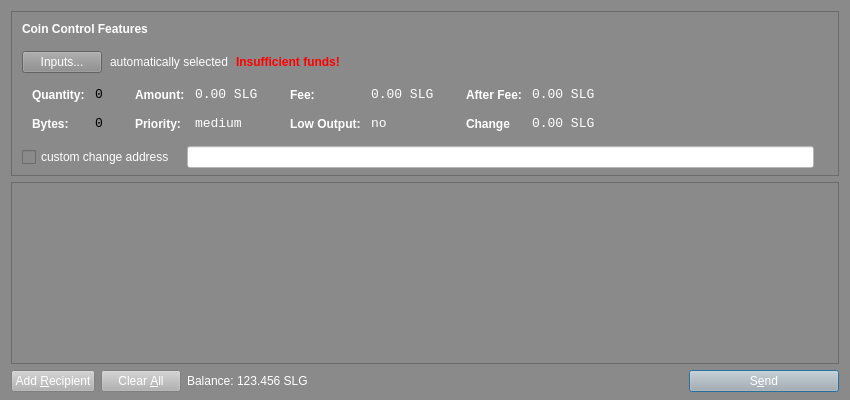
Qt form src/qt/forms/sendcoinsdialog.ui (Sterlingcoin/Sterlingcoin-1.5.1.1-Lite-Edition-Linux-Source) before a commit.
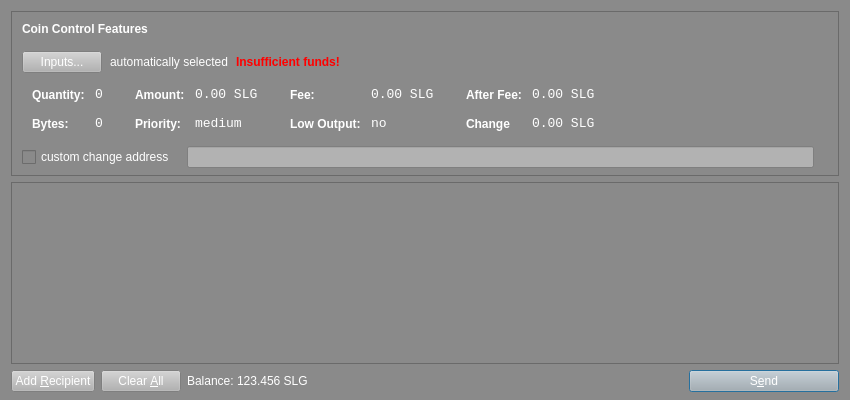
The same form after that commit. Icons and pictures are not drawn.

```diff
--- a/src/qt/forms/sendcoinsdialog.ui
+++ b/src/qt/forms/sendcoinsdialog.ui
@@ -585,6 +585,15 @@
                  </color>
                 </brush>
                </colorrole>
+               <colorrole role="Text">
+                <brush brushstyle="SolidPattern">
+                 <color alpha="255">
+                  <red>255</red>
+                  <green>255</green>
+                  <blue>255</blue>
+                 </color>
+                </brush>
+               </colorrole>
                <colorrole role="ButtonText">
                 <brush brushstyle="SolidPattern">
                  <color alpha="255">
@@ -597,18 +606,18 @@
                <colorrole role="Base">
                 <brush brushstyle="SolidPattern">
                  <color alpha="255">
-                  <red>138</red>
-                  <green>138</green>
-                  <blue>138</blue>
+                  <red>178</red>
+                  <green>178</green>
+                  <blue>178</blue>
                  </color>
                 </brush>
                </colorrole>
                <colorrole role="Window">
                 <brush brushstyle="SolidPattern">
                  <color alpha="255">
-                  <red>138</red>
-                  <green>138</green>
-                  <blue>138</blue>
+                  <red>178</red>
+                  <green>178</green>
+                  <blue>178</blue>
                  </color>
                 </brush>
                </colorrole>
@@ -641,6 +650,15 @@
                  </color>
                 </brush>
                </colorrole>
+               <colorrole role="Text">
+                <brush brushstyle="SolidPattern">
+                 <color alpha="255">
+                  <red>255</red>
+                  <green>255</green>
+                  <blue>255</blue>
+                 </color>
+                </brush>
+               </colorrole>
                <colorrole role="ButtonText">
                 <brush brushstyle="SolidPattern">
                  <color alpha="255">
@@ -653,18 +671,18 @@
                <colorrole role="Base">
                 <brush brushstyle="SolidPattern">
                  <color alpha="255">
-                  <red>138</red>
-                  <green>138</green>
-                  <blue>138</blue>
+                  <red>178</red>
+                  <green>178</green>
+                  <blue>178</blue>
                  </color>
                 </brush>
                </colorrole>
                <colorrole role="Window">
                 <brush brushstyle="SolidPattern">
                  <color alpha="255">
-                  <red>138</red>
-                  <green>138</green>
-                  <blue>138</blue>
+                  <red>178</red>
+                  <green>178</green>
+                  <blue>178</blue>
                  </color>
                 </brush>
                </colorrole>
@@ -682,9 +700,9 @@
                <colorrole role="WindowText">
                 <brush brushstyle="SolidPattern">
                  <color alpha="255">
-                  <red>69</red>
-                  <green>69</green>
-                  <blue>69</blue>
+                  <red>255</red>
+                  <green>255</green>
+                  <blue>255</blue>
                  </color>
                 </brush>
                </colorrole>
@@ -697,30 +715,39 @@
                  </color>
                 </brush>
                </colorrole>
+               <colorrole role="Text">
+                <brush brushstyle="SolidPattern">
+                 <color alpha="255">
+                  <red>255</red>
+                  <green>255</green>
+                  <blue>255</blue>
+                 </color>
+                </brush>
+               </colorrole>
                <colorrole role="ButtonText">
                 <brush brushstyle="SolidPattern">
                  <color alpha="255">
-                  <red>138</red>
-                  <green>138</green>
-                  <blue>138</blue>
+                  <red>255</red>
+                  <green>255</green>
+                  <blue>255</blue>
                  </color>
                 </brush>
                </colorrole>
                <colorrole role="Base">
                 <brush brushstyle="SolidPattern">
                  <color alpha="255">
-                  <red>138</red>
-                  <green>138</green>
-                  <blue>138</blue>
+                  <red>178</red>
+                  <green>178</green>
+                  <blue>178</blue>
                  </color>
                 </brush>
                </colorrole>
                <colorrole role="Window">
                 <brush brushstyle="SolidPattern">
                  <color alpha="255">
-                  <red>138</red>
-                  <green>138</green>
-                  <blue>138</blue>
+                  <red>178</red>
+                  <green>178</green>
+                  <blue>178</blue>
                  </color>
                 </brush>
                </colorrole>
@@ -740,7 +767,8 @@
              <bool>false</bool>
             </property>
             <property name="styleSheet">
-             <string notr="true">background-color: rgb(138, 138, 138);</string>
+             <string notr="true">background-color: rgb(178,178,178);
+color: rgb(255,255,255);</string>
             </property>
             <property name="text">
              <string>Inputs...</string>
@@ -1053,7 +1081,7 @@
                   <bool>true</bool>
                  </property>
                  <property name="text">
-                  <string>0</string>
+                  <string>&lt;html&gt;&lt;head/&gt;&lt;body&gt;&lt;p&gt;&lt;span style=&quot; color:#ffffff;&quot;&gt;0&lt;/span&gt;&lt;/p&gt;&lt;/body&gt;&lt;/html&gt;</string>
                  </property>
                  <property name="margin">
                   <number>0</number>
@@ -1131,7 +1159,7 @@
                   <bool>true</bool>
                  </property>
                  <property name="text">
-                  <string>0</string>
+                  <string>&lt;html&gt;&lt;head/&gt;&lt;body&gt;&lt;p&gt;&lt;span style=&quot; color:#ffffff;&quot;&gt;0&lt;/span&gt;&lt;/p&gt;&lt;/body&gt;&lt;/html&gt;</string>
                  </property>
                  <property name="textInteractionFlags">
                   <set>Qt::LinksAccessibleByMouse|Qt::TextSelectableByKeyboard|Qt::TextSelectableByMouse</set>
@@ -2054,9 +2082,9 @@
                <colorrole role="Button">
                 <brush brushstyle="SolidPattern">
                  <color alpha="255">
-                  <red>255</red>
-                  <green>255</green>
-                  <blue>255</blue>
+                  <red>178</red>
+                  <green>178</green>
+                  <blue>178</blue>
                  </color>
                 </brush>
                </colorrole>
@@ -2081,18 +2109,18 @@
                <colorrole role="Base">
                 <brush brushstyle="SolidPattern">
                  <color alpha="255">
-                  <red>255</red>
-                  <green>255</green>
-                  <blue>255</blue>
+                  <red>178</red>
+                  <green>178</green>
+                  <blue>178</blue>
                  </color>
                 </brush>
                </colorrole>
                <colorrole role="Window">
                 <brush brushstyle="SolidPattern">
                  <color alpha="255">
-                  <red>255</red>
-                  <green>255</green>
-                  <blue>255</blue>
+                  <red>178</red>
+                  <green>178</green>
+                  <blue>178</blue>
                  </color>
                 </brush>
                </colorrole>
@@ -2128,9 +2156,9 @@
                <colorrole role="Button">
                 <brush brushstyle="SolidPattern">
                  <color alpha="255">
-                  <red>255</red>
-                  <green>255</green>
-                  <blue>255</blue>
+                  <red>178</red>
+                  <green>178</green>
+                  <blue>178</blue>
                  </color>
                 </brush>
                </colorrole>
@@ -2155,18 +2183,18 @@
                <colorrole role="Base">
                 <brush brushstyle="SolidPattern">
                  <color alpha="255">
-                  <red>255</red>
-                  <green>255</green>
-                  <blue>255</blue>
+                  <red>178</red>
+                  <green>178</green>
+                  <blue>178</blue>
                  </color>
                 </brush>
                </colorrole>
                <colorrole role="Window">
                 <brush brushstyle="SolidPattern">
                  <color alpha="255">
-                  <red>255</red>
-                  <green>255</green>
-                  <blue>255</blue>
+                  <red>178</red>
+                  <green>178</green>
+                  <blue>178</blue>
                  </color>
                 </brush>
                </colorrole>
@@ -2202,9 +2230,9 @@
                <colorrole role="Button">
                 <brush brushstyle="SolidPattern">
                  <color alpha="255">
-                  <red>255</red>
-                  <green>255</green>
-                  <blue>255</blue>
+                  <red>178</red>
+                  <green>178</green>
+                  <blue>178</blue>
                  </color>
                 </brush>
                </colorrole>
@@ -2229,18 +2257,18 @@
                <colorrole role="Base">
                 <brush brushstyle="SolidPattern">
                  <color alpha="255">
-                  <red>255</red>
-                  <green>255</green>
-                  <blue>255</blue>
+                  <red>178</red>
+                  <green>178</green>
+                  <blue>178</blue>
                  </color>
                 </brush>
                </colorrole>
                <colorrole role="Window">
                 <brush brushstyle="SolidPattern">
                  <color alpha="255">
-                  <red>255</red>
-                  <green>255</green>
-                  <blue>255</blue>
+                  <red>178</red>
+                  <green>178</green>
+                  <blue>178</blue>
                  </color>
                 </brush>
                </colorrole>
@@ -2269,7 +2297,7 @@
              <bool>false</bool>
             </property>
             <property name="styleSheet">
-             <string notr="true">background-color: rgb(255, 255, 255);</string>
+             <string notr="true">background-color: rgb(178, 178, 178);</string>
             </property>
            </widget>
           </item>
```
Left out of the diff: 320 changed lines with no effect on the pictures.
